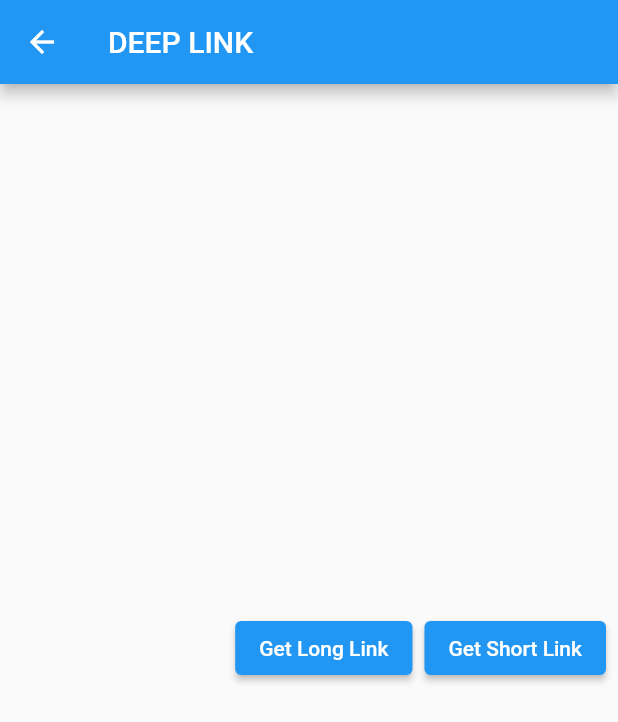
After one commit to championway/flutter_app_test, a Flutter app: the screen it shows after launch, after a tap on the "menu" icon, after a tap on "Deep Link", on a phone screen of 412 x 824 dp. The commit adds this screen. Shown: the top 722 px of the screen. Run offline on Flutter 3.47's test engine with Material 2 defaults, Android fonts, the phone set to English and light mode, and no system bars; our stand-ins replace firebase_dynamic_links, fluttertoast, image_gallery_saver, qr_flutter; missing offline and left inert: qr_code_scanner; accounts and stored records are empty; generated files the repository leaves out were written again; network calls fail.

Commit message:
create dynamic link

```diff
--- a/lib/HomePage.dart
+++ b/lib/HomePage.dart
@@ -1,9 +1,11 @@
+import 'package:firebase_dynamic_links/firebase_dynamic_links.dart';
 import 'package:flutter/material.dart';
 import 'package:flutter_app_test/GoogleMapParsingPage.dart';
 import 'package:flutter_app_test/Page/ChooseRestaurantNumberCardTypePage.dart';
 import 'package:flutter_app_test/Page/CountdownTimerPage.dart';
 import 'package:flutter_app_test/Page/CouponWidget.dart';
 import 'package:flutter_app_test/Page/DateTimePickerPage.dart';
+import 'package:flutter_app_test/Page/DeepLinkPage.dart';
 import 'package:flutter_app_test/Page/MenuPage.dart';
 import 'package:flutter_app_test/Page/OwnerRestaurantNumberPage.dart';
 import 'package:flutter_app_test/Page/PointCardWidgetPage.dart';
@@ -20,11 +22,48 @@ class HomePage extends StatefulWidget {
 
 class _HomePageState extends State<HomePage> {
   final GlobalKey<ScaffoldState> _scaffoldKey = new GlobalKey<ScaffoldState>();
+  String _deepLink = "0";
 
   @override
   void initState() {
     super.initState();
   }
+
+//  Future<void> _createDynamicLink(bool short) async {
+//    setState(() {
+//      _isCreatingLink = true;
+//    });
+//
+//    final DynamicLinkParameters parameters = DynamicLinkParameters(
+//      uriPrefix: 'https://flutterfiretests.page.link',
+//      longDynamicLink: Uri.parse(
+//        'https://flutterfiretests.page.link?efr=0&ibi=io.flutter.plugins.firebase.dynamiclinksexample&apn=io.flutter.plugins.firebase.dynamiclinksexample&imv=0&amv=0&link=https%3A%2F%2Fexample%2Fhelloworld&ofl=https://ofl-example.com',
+//      ),
+//      link: Uri.parse(DynamicLink),
+//      androidParameters: const AndroidParameters(
+//        packageName: 'io.flutter.plugins.firebase.dynamiclinksexample',
+//        minimumVersion: 0,
+//      ),
+//      iosParameters: const IOSParameters(
+//        bundleId: 'io.flutter.plugins.firebase.dynamiclinksexample',
+//        minimumVersion: '0',
+//      ),
+//    );
+//
+//    Uri url;
+//    if (short) {
+//      final ShortDynamicLink shortLink =
+//      await dynamicLinks.buildShortLink(parameters);
+//      url = shortLink.shortUrl;
+//    } else {
+//      url = await dynamicLinks.buildLink(parameters);
+//    }
+//
+//    setState(() {
+//      _linkMessage = url.toString();
+//      _isCreatingLink = false;
+//    });
+//  }
 
   @override
   void dispose() {
@@ -37,9 +76,11 @@ class _HomePageState extends State<HomePage> {
         children: <Widget>[
           _listTile(Icons.api, "Basic API", () => {}),
           _listTile(Icons.report_outlined, "Report", () => {}),
-          _listTile(Icons.restaurant, "Menu",
-              () => {pushPage(context, MenuPage())}),
-          _listTile(Icons.search, "null", () {}),
+          _listTile(
+              Icons.restaurant, "Menu", () => {pushPage(context, MenuPage())}),
+          _listTile(Icons.link, "Deep Link", () {
+            pushPage(context, DeepLinkPage());
+          }),
           _listTile(Icons.add_location, "Add Restaurant", () {
             pushPage(context, GoogleMapParsingPage());
           }),
@@ -158,6 +199,7 @@ class _HomePageState extends State<HomePage> {
                 Text(AppLocalizations.of(context)!.hello),
                 Text(AppLocalizations.of(context)!.nice),
                 Text(AppLocalizations.of(context)!.nice),
+                Text(_deepLink),
               ],
             ),
           ),
--- /dev/null
+++ b/lib/Page/DeepLinkPage.dart
@@ -0,0 +1,70 @@
+import 'package:firebase_dynamic_links/firebase_dynamic_links.dart';
+import 'package:flutter/material.dart';
+import 'package:flutter/services.dart';
+
+class DeepLinkPage extends StatefulWidget {
+  @override
+  _DeepLinkPageState createState() => _DeepLinkPageState();
+}
+
+class _DeepLinkPageState extends State<DeepLinkPage> {
+
+  FirebaseDynamicLinks dynamicLinks = FirebaseDynamicLinks.instance;
+  String _linkMessage = '';
+
+
+  Future<void> _createDynamicLink(bool short) async {
+    final DynamicLinkParameters parameters = DynamicLinkParameters(
+      uriPrefix: 'https://fluttercpw.page.link',
+      link: Uri.parse('https://fluttercpw.page.link + "/abcefg"'),
+      androidParameters: AndroidParameters(
+        packageName: 'com.example.flutter_app_test',
+        minimumVersion: 0,
+      ),
+    );
+
+    Uri url;
+    if (short) {
+      final ShortDynamicLink shortLink = await parameters.buildShortLink();
+      url = shortLink.shortUrl;
+    } else {
+      url = await parameters.buildUrl();
+    }
+
+    setState(() {
+      _linkMessage = url.toString();
+    });
+  }
+
+  @override
+  Widget build(BuildContext context) {
+    return Scaffold(
+      appBar: AppBar(title: Text("DEEP LINK"),),
+      body: Center(
+        child: Column(
+          mainAxisAlignment: MainAxisAlignment.center,
+          children: [
+            ButtonBar(
+              children: [
+                ElevatedButton(onPressed: (){
+                  _createDynamicLink(false);
+                }, child: Text("Get Long Link")),
+                ElevatedButton(onPressed: (){
+                  _createDynamicLink(true);
+                }, child: Text("Get Short Link")),
+              ],
+            ),
+            InkWell(
+              onTap: (){},
+              onLongPress: (){
+                Clipboard.setData(ClipboardData(text: _linkMessage));
+                ScaffoldMessenger.of(context).showSnackBar(SnackBar(content: Text("Copied Link!")));
+              },
+              child: Text(_linkMessage),
+            )
+          ],
+        ),
+      ),
+    );
+  }
+}
--- a/lib/main.dart
+++ b/lib/main.dart
@@ -1,5 +1,7 @@
+import 'package:firebase_dynamic_links/firebase_dynamic_links.dart';
 import 'package:flutter/material.dart';
 import 'package:flutter_app_test/HomePage.dart';
+import 'package:flutter_app_test/Util/Util.dart';
 import 'package:flutter_gen/gen_l10n/app_localizations.dart';
 import 'package:flutter_localizations/flutter_localizations.dart';
 
@@ -9,10 +11,72 @@ void main() {
   runApp(MyApp());
 }
 
-class MyApp extends StatelessWidget {
+class MyApp extends StatefulWidget {
   // This widget is the root of your application.
   @override
+  _MyAppState createState() => _MyAppState();
+}
+
+class _MyAppState extends State<MyApp> {
+  FirebaseDynamicLinks dynamicLinks = FirebaseDynamicLinks.instance;
+
+  PendingDynamicLinkData? _dynamicLinks;
+
+  @override
+  void initState(){
+    initDynamicLinks();
+    super.initState();
+  }
+
+  Future<void> initDynamicLinks() async {
+    dynamicLinks.onLink(
+        onSuccess: (PendingDynamicLinkData? dynamicLinks) async {
+          setState(() {
+            _dynamicLinks = dynamicLinks;
+          });
+          print("onSuccess");
+          showToast("DeepLink1");
+          showToast(dynamicLinks!.link.toString());
+          showToast(dynamicLinks.link.path.toString());
+          showToast(dynamicLinks.link.queryParameters.values.toString());
+          showToast(dynamicLinks.link.queryParameters.values.first.toString());
+          print(dynamicLinks.link.queryParameters.values.toString());
+          showToast("onSuccess");
+          final Uri? deepLink = dynamicLinks.link;
+
+          if (deepLink != null) {
+            handleDeepLink(deepLink);
+          }
+        }, onError: (OnLinkErrorException e) async {
+      print("onError");
+      showToast(e.toString());
+    });
+//    dynamicLinks.onLink.listen((dynamicLinkData) {
+//      final Uri? deepLink = dynamicLinkData.link;
+//      if (deepLink != null){
+//        handleDeepLink(deepLink);
+//      }
+//
+//      Navigator.pushNamed(context, dynamicLinkData.link.path);
+//    }).onError((error) {
+//      print('onLink error');
+//      print(error.message);
+//    });
+  }
+
+  void handleDeepLink(Uri uri) {
+    print(uri);
+    showToast(uri.toString());
+  }
+
+  @override
   Widget build(BuildContext context) {
+    if (_dynamicLinks!=null) {
+      print(_dynamicLinks!.link);
+      print(_dynamicLinks!.link.path);
+      print(_dynamicLinks!.link.queryParameters.values);
+    }
+
     return MaterialApp(
       debugShowCheckedModeBanner: false,
       theme: ThemeData(
--- a/pubspec.yaml
+++ b/pubspec.yaml
@@ -18,7 +18,7 @@ publish_to: 'none' # Remove this line if you wish to publish to pub.dev
 version: 1.0.0+1
 
 environment:
-  sdk: ">=2.12.0 <3.0.0"
+  sdk: ">=2.13.0 <3.0.0"
 
 dependencies:
   flutter:
@@ -40,6 +40,8 @@ dependencies:
   path_provider: ^2.0.4
   image_gallery_saver: ^1.7.1
   uni_links: ^0.5.1
+  firebase_core: ^1.12.0
+  firebase_dynamic_links: ^2.0.9
 
 dev_dependencies:
   flutter_test:
```
Also changed, not shown: pubspec.lock, 2 other files.
